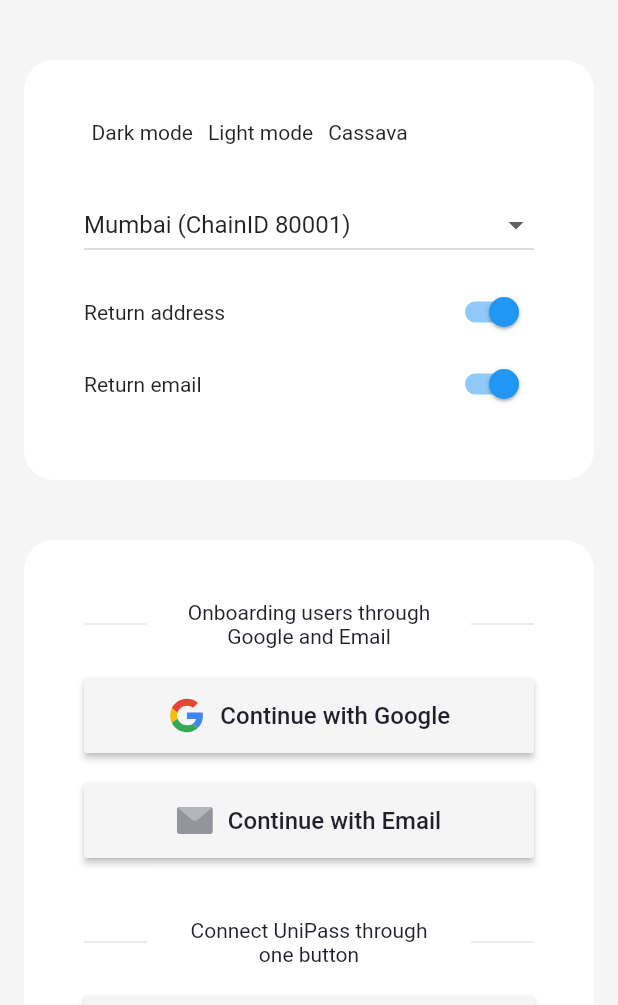
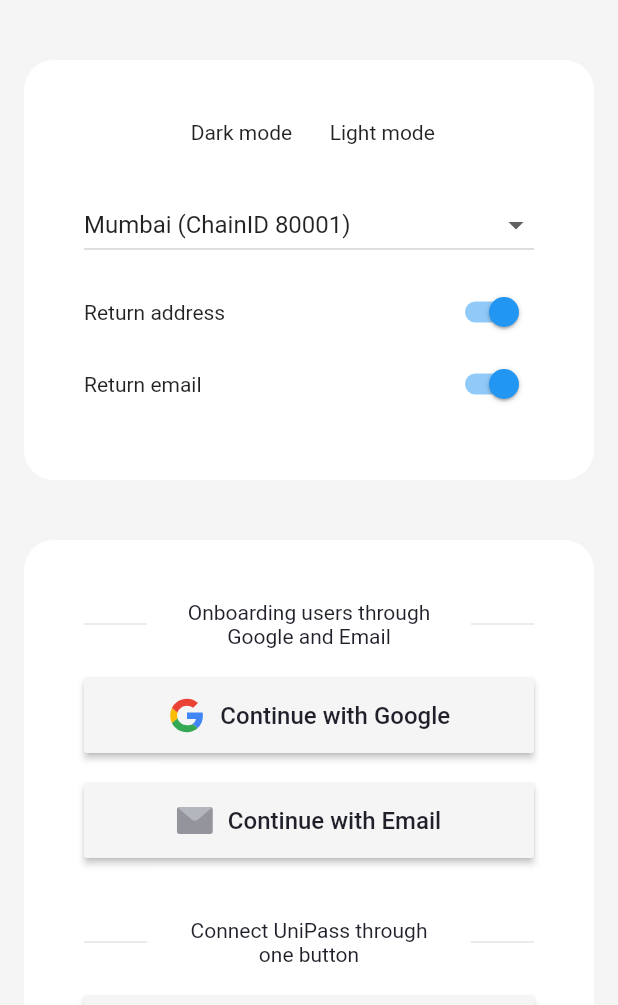
Before and after one commit to UniPassID/unipass-flutter-web-sdk, a Flutter app: the screen it shows after launch, on a phone screen of 412 x 824 dp, the part 231-1236 px from its top. Run offline on Flutter 3.47's test engine with Material 2 defaults, Android fonts, the phone set to English and light mode, and no system bars; drawn by our look-alikes of oktoast; our stand-ins replace flutter_svg, shared_preferences; missing offline and left inert: bruno, flutter_inappwebview, flutter_json_view, web3dart; accounts and stored records are empty.

Commit message:
feat: remove theme

```diff
--- a/example/lib/main.dart
+++ b/example/lib/main.dart
@@ -201,6 +201,7 @@ class _MyHomePageState extends State<MyHomePage> {
                 child: Column(
               children: [
                 Row(
+                  mainAxisAlignment: MainAxisAlignment.center,
                   children: [
                     BrnRadioButton(
                       radioIndex: 0,
@@ -219,7 +220,7 @@ class _MyHomePageState extends State<MyHomePage> {
                       },
                     ),
                     const SizedBox(
-                      width: 5,
+                      width: 20,
                     ),
                     BrnRadioButton(
                       radioIndex: 0,
@@ -234,25 +235,6 @@ class _MyHomePageState extends State<MyHomePage> {
                         setState(() {
                           theme = UnipassTheme.light;
                           BrnToast.show('Light mode', context);
-                        });
-                      },
-                    ),
-                    const SizedBox(
-                      width: 5,
-                    ),
-                    BrnRadioButton(
-                      radioIndex: 0,
-                      isSelected: theme == UnipassTheme.cassava,
-                      child: const Padding(
-                        padding: EdgeInsets.only(left: 5),
-                        child: Text(
-                          'Cassava',
-                        ),
-                      ),
-                      onValueChangedAtIndex: (index, value) {
-                        setState(() {
-                          theme = UnipassTheme.cassava;
-                          BrnToast.show('Cassava mode', context);
                         });
                       },
                     ),
```
